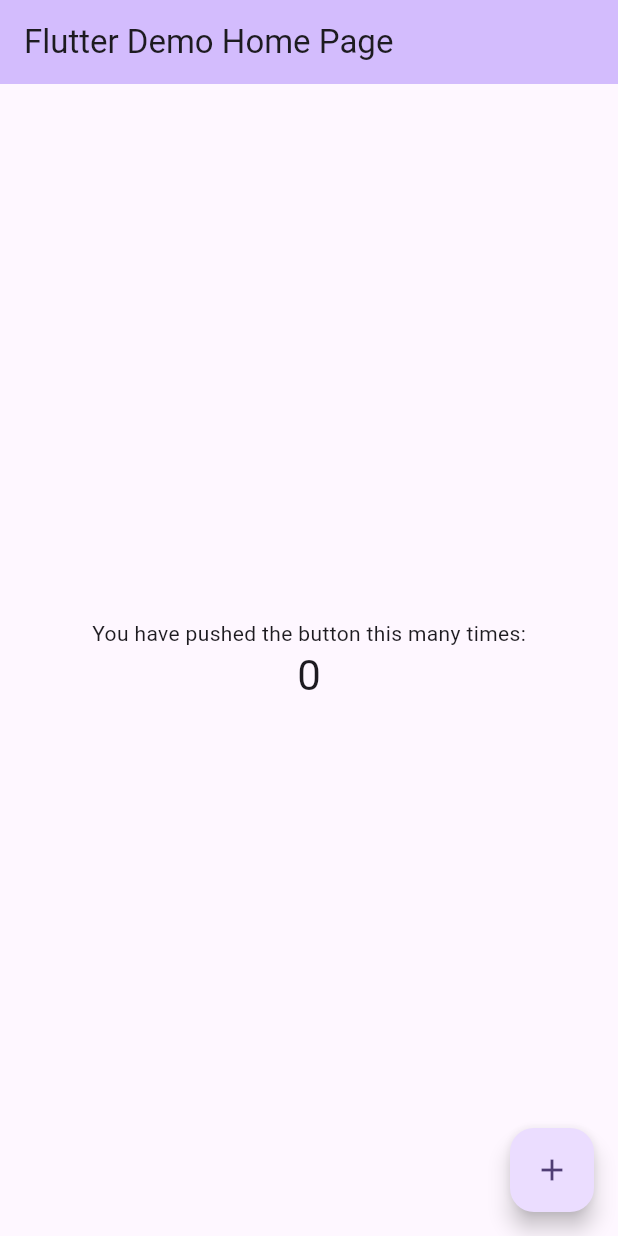
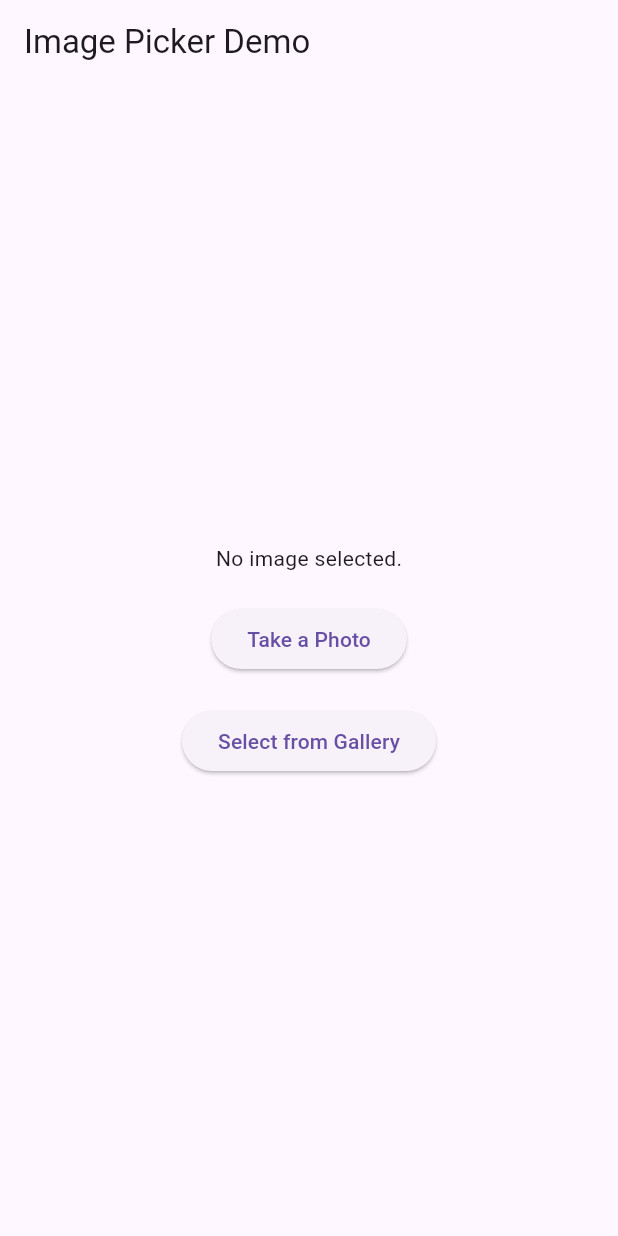
Before and after one commit to Sebastian-Beltran/flutter_gemini_ai, a Flutter app: the screen it shows after launch, on a phone screen of 412 x 824 dp. Run offline on Flutter 3.47's test engine with Material 3 defaults, Android fonts, the phone set to English and light mode, and no system bars; our stand-ins replace image_picker.

Commit message:
Added Image Picker and create UI

```diff
--- a/lib/main.dart
+++ b/lib/main.dart
@@ -1,125 +1,66 @@
 import 'package:flutter/material.dart';
+import 'package:image_picker/image_picker.dart';
+import 'dart:io';
 
 void main() {
-  runApp(const MyApp());
+  runApp(MyApp());
 }
 
 class MyApp extends StatelessWidget {
-  const MyApp({super.key});
-
-  // This widget is the root of your application.
   @override
   Widget build(BuildContext context) {
     return MaterialApp(
-      title: 'Flutter Demo',
-      theme: ThemeData(
-        // This is the theme of your application.
-        //
-        // TRY THIS: Try running your application with "flutter run". You'll see
-        // the application has a purple toolbar. Then, without quitting the app,
-        // try changing the seedColor in the colorScheme below to Colors.green
-        // and then invoke "hot reload" (save your changes or press the "hot
-        // reload" button in a Flutter-supported IDE, or press "r" if you used
-        // the command line to start the app).
-        //
-        // Notice that the counter didn't reset back to zero; the application
-        // state is not lost during the reload. To reset the state, use hot
-        // restart instead.
-        //
-        // This works for code too, not just values: Most code changes can be
-        // tested with just a hot reload.
-        colorScheme: ColorScheme.fromSeed(seedColor: Colors.deepPurple),
-        useMaterial3: true,
-      ),
-      home: const MyHomePage(title: 'Flutter Demo Home Page'),
+      home: ImagePickerDemo(),
     );
   }
 }
 
-class MyHomePage extends StatefulWidget {
-  const MyHomePage({super.key, required this.title});
-
-  // This widget is the home page of your application. It is stateful, meaning
-  // that it has a State object (defined below) that contains fields that affect
-  // how it looks.
-
-  // This class is the configuration for the state. It holds the values (in this
-  // case the title) provided by the parent (in this case the App widget) and
-  // used by the build method of the State. Fields in a Widget subclass are
-  // always marked "final".
-
-  final String title;
-
+class ImagePickerDemo extends StatefulWidget {
   @override
-  State<MyHomePage> createState() => _MyHomePageState();
+  _ImagePickerDemoState createState() => _ImagePickerDemoState();
 }
 
-class _MyHomePageState extends State<MyHomePage> {
-  int _counter = 0;
+class _ImagePickerDemoState extends State<ImagePickerDemo> {
+  File? _image;
 
-  void _incrementCounter() {
+  final ImagePicker _picker = ImagePicker();
+
+  Future<void> _pickImage(ImageSource source) async {
+    final pickedFile = await _picker.pickImage(source: source);
+
     setState(() {
-      // This call to setState tells the Flutter framework that something has
-      // changed in this State, which causes it to rerun the build method below
-      // so that the display can reflect the updated values. If we changed
-      // _counter without calling setState(), then the build method would not be
-      // called again, and so nothing would appear to happen.
-      _counter++;
+      if (pickedFile != null) {
+        _image = File(pickedFile.path);
+      } else {
+        print('No image selected.');
+      }
     });
   }
 
   @override
   Widget build(BuildContext context) {
-    // This method is rerun every time setState is called, for instance as done
-    // by the _incrementCounter method above.
-    //
-    // The Flutter framework has been optimized to make rerunning build methods
-    // fast, so that you can just rebuild anything that needs updating rather
-    // than having to individually change instances of widgets.
     return Scaffold(
       appBar: AppBar(
-        // TRY THIS: Try changing the color here to a specific color (to
-        // Colors.amber, perhaps?) and trigger a hot reload to see the AppBar
-        // change color while the other colors stay the same.
-        backgroundColor: Theme.of(context).colorScheme.inversePrimary,
-        // Here we take the value from the MyHomePage object that was created by
-        // the App.build method, and use it to set our appbar title.
-        title: Text(widget.title),
+        title: Text('Image Picker Demo'),
       ),
       body: Center(
-        // Center is a layout widget. It takes a single child and positions it
-        // in the middle of the parent.
         child: Column(
-          // Column is also a layout widget. It takes a list of children and
-          // arranges them vertically. By default, it sizes itself to fit its
-          // children horizontally, and tries to be as tall as its parent.
-          //
-          // Column has various properties to control how it sizes itself and
-          // how it positions its children. Here we use mainAxisAlignment to
-          // center the children vertically; the main axis here is the vertical
-          // axis because Columns are vertical (the cross axis would be
-          // horizontal).
-          //
-          // TRY THIS: Invoke "debug painting" (choose the "Toggle Debug Paint"
-          // action in the IDE, or press "p" in the console), to see the
-          // wireframe for each widget.
           mainAxisAlignment: MainAxisAlignment.center,
           children: <Widget>[
-            const Text(
-              'You have pushed the button this many times:',
+            _image == null ? Text('No image selected.') : Image.file(_image!),
+            SizedBox(height: 20),
+            ElevatedButton(
+              onPressed: () => _pickImage(ImageSource.camera),
+              child: Text('Take a Photo'),
             ),
-            Text(
-              '$_counter',
-              style: Theme.of(context).textTheme.headlineMedium,
+            SizedBox(height: 20),
+            ElevatedButton(
+              onPressed: () => _pickImage(ImageSource.gallery),
+              child: Text('Select from Gallery'),
             ),
           ],
         ),
       ),
-      floatingActionButton: FloatingActionButton(
-        onPressed: _incrementCounter,
-        tooltip: 'Increment',
-        child: const Icon(Icons.add),
-      ), // This trailing comma makes auto-formatting nicer for build methods.
     );
   }
 }
```
Also changed, not shown: lib/ui/home_screen.dart (added, +96 -0 lines), pubspec.yaml (+5 -6 lines), pubspec.lock, 16 other files.
